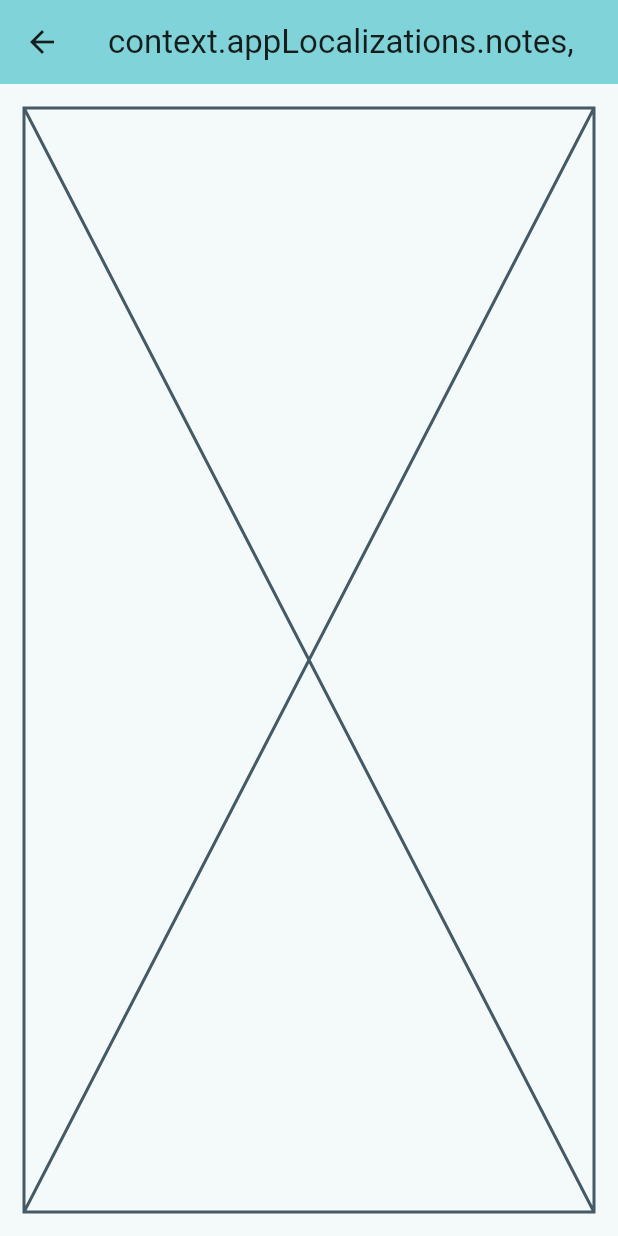
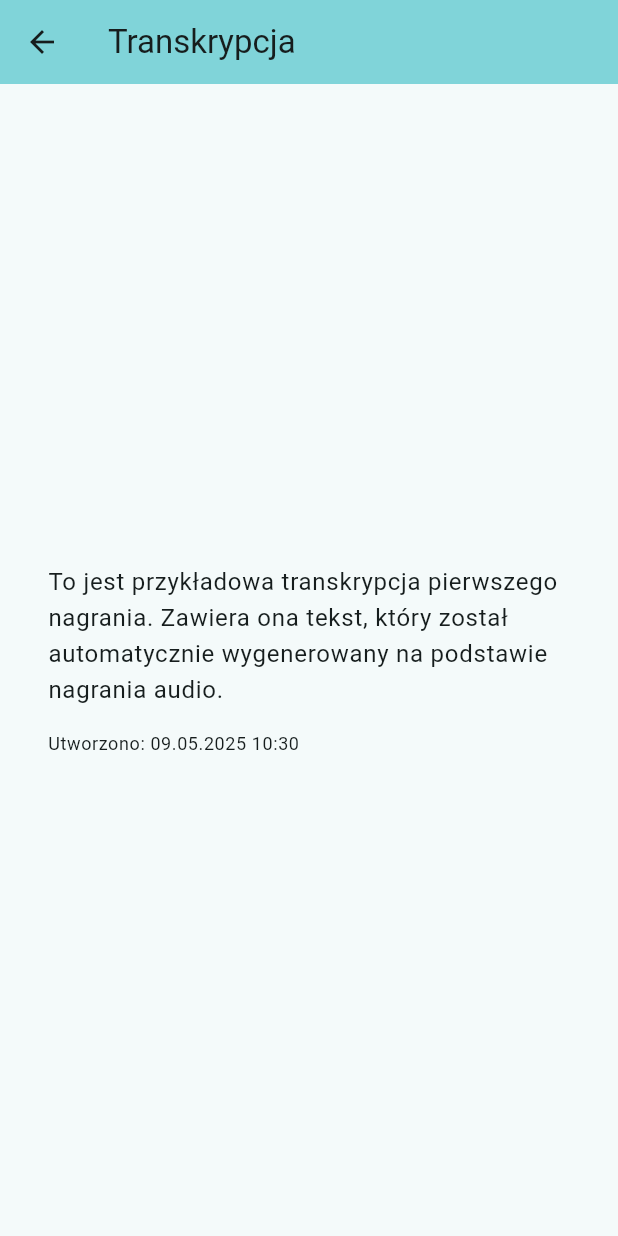
Before and after one commit to wieczorek0807/sound_snap, a Flutter app: the screen it shows after launch, after a tap on the "play arrow" icon, after a tap on the "transcribe" icon, on a phone screen of 412 x 824 dp. Run offline on Flutter 3.47's test engine with Material 3 defaults, Android fonts, the light colour scheme and no system bars; our stand-ins replace auto_route, dartz, flutter_bloc, freezed_annotation, get_it, injectable and 2 more; generated files the repository leaves out were written again.

```diff
--- a/lib/features/recording_list/data/data_sources/recording_list_data_source/recording_list_data_source.dart
+++ b/lib/features/recording_list/data/data_sources/recording_list_local_data_source.dart
@@ -9,7 +9,7 @@ abstract interface class IRecordingListLocalDataSource {
 }
 
 @injectable
-class RecordingListDataSource with UiLoggy implements IRecordingListLocalDataSource {
+class RecordingListLocalDataSource with UiLoggy implements IRecordingListLocalDataSource {
   @override
   Future<Either<Failure, List<RecordingModel>>> getRecordings() async {
     try {
--- a/lib/features/recording_list/data/repositories/recording_list_repository.dart
+++ b/lib/features/recording_list/data/repositories/recording_list_repository.dart
@@ -2,7 +2,7 @@ import 'package:dartz/dartz.dart';
 import 'package:injectable/injectable.dart';
 import 'package:loggy/loggy.dart';
 import 'package:sound_snap/core/errors/failure.dart';
-import 'package:sound_snap/features/recording_list/data/data_sources/recording_list_data_source/recording_list_data_source.dart';
+import 'package:sound_snap/features/recording_list/data/data_sources/recording_list_local_data_source.dart';
 import 'package:sound_snap/features/recording_list/data/models/recording_model/recording_model.dart';
 
 abstract interface class IRecordingListRepository {
@@ -11,7 +11,7 @@ abstract interface class IRecordingListRepository {
 
 @injectable
 class RecordingListRepository with UiLoggy implements IRecordingListRepository {
-  final RecordingListDataSource _dataSource;
+  final RecordingListLocalDataSource _dataSource;
 
   RecordingListRepository(this._dataSource);
 
--- a/lib/features/recording_list/presentation/cubits/recording_list_cubit.dart
+++ b/lib/features/recording_list/presentation/cubits/recording_list_cubit/recording_list_cubit.dart
@@ -4,7 +4,7 @@ import 'package:injectable/injectable.dart';
 import 'package:loggy/loggy.dart';
 import 'package:sound_snap/features/audio_player/domain/services/audio_player_service.dart';
 import 'package:sound_snap/features/recording_list/domain/entities/recording_entity/recording_entity.dart';
-import 'package:sound_snap/features/recording_list/domain/services/recording_list_service/recording_list_service.dart';
+import 'package:sound_snap/features/recording_list/domain/services/recording_list_service.dart';
 
 part 'recording_list_cubit.freezed.dart';
 part 'recording_list_state.dart';
--- a/lib/features/recording_list/presentation/screens/recording_list_screen.dart
+++ b/lib/features/recording_list/presentation/screens/recording_list_screen.dart
@@ -5,7 +5,7 @@ import 'package:sound_snap/core/injection/injectable.dart';
 import 'package:sound_snap/core/presentation/screens/app_default_screen.dart';
 import 'package:sound_snap/core/router/app_router.dart';
 import 'package:sound_snap/features/recording_list/domain/entities/recording_entity/recording_entity.dart';
-import 'package:sound_snap/features/recording_list/presentation/cubits/recording_list_cubit.dart';
+import 'package:sound_snap/features/recording_list/presentation/cubits/recording_list_cubit/recording_list_cubit.dart';
 
 @RoutePage()
 class RecordingListScreen extends StatelessWidget {
--- /dev/null
+++ b/lib/features/transcription/data/datasources/transcription_remote_data_source.dart
@@ -0,0 +1,39 @@
+import 'package:dartz/dartz.dart';
+import 'package:injectable/injectable.dart';
+import 'package:loggy/loggy.dart';
+import 'package:sound_snap/core/errors/failure.dart';
+import 'package:sound_snap/features/transcription/data/models/transcription_model/transcription_model.dart';
+
+abstract interface class ITranscriptionRemoteDataSource {
+  Future<Either<Failure, TranscriptionModel>> getTranscription(String audioPath);
+}
+
+@injectable
+class TranscriptionRemoteDataSource with UiLoggy implements ITranscriptionRemoteDataSource {
+  final List<String> _mockTranscriptions = [
+    'To jest przykładowa transkrypcja pierwszego nagrania. Zawiera ona tekst, który został automatycznie wygenerowany na podstawie nagrania audio.',
+    'Druga przykładowa transkrypcja zawiera inny tekst, który również został wygenerowany automatycznie. Może zawierać różne informacje i kontekst.',
+    'Trzecia przykładowa transkrypcja pokazuje, jak różnorodne mogą być wygenerowane teksty. Każda transkrypcja jest unikalna i dostosowana do treści nagrania.'
+  ];
+
+  @override
+  Future<Either<Failure, TranscriptionModel>> getTranscription(String audioPath) async {
+    try {
+      // Symulacja opóźnienia sieci
+      await Future.delayed(const Duration(seconds: 1));
+
+      final randomIndex = DateTime.now().millisecondsSinceEpoch % _mockTranscriptions.length;
+      final transcription = TranscriptionModel(
+        id: 'trans_${DateTime.now().millisecondsSinceEpoch}',
+        recording_id: 'rec_${DateTime.now().millisecondsSinceEpoch}',
+        text: _mockTranscriptions[randomIndex],
+        created_at: DateTime.now(),
+      );
+
+      return Right(transcription);
+    } catch (e, stackTrace) {
+      loggy.error('Error generating transcription: $e', e, stackTrace);
+      return Left(ServiceFailure(e.toString()));
+    }
+  }
+}
--- /dev/null
+++ b/lib/features/transcription/domain/services/transcription_service.dart
@@ -0,0 +1,28 @@
+import 'package:dartz/dartz.dart';
+import 'package:injectable/injectable.dart';
+import 'package:loggy/loggy.dart';
+import 'package:sound_snap/core/errors/failure.dart';
+
+import 'package:sound_snap/features/transcription/data/datasources/transcription_remote_data_source.dart';
+import 'package:sound_snap/features/transcription/domain/entities/transcription_entity/transcription_entity.dart';
+
+abstract interface class ITranscriptionService {
+  Future<Either<Failure, TranscriptionEntity>> transcribeAudio(String audioPath);
+}
+
+@injectable
+class TranscriptionService with UiLoggy implements ITranscriptionService {
+  final TranscriptionRemoteDataSource _remoteDataSource;
+
+  TranscriptionService(this._remoteDataSource);
+
+  @override
+  Future<Either<Failure, TranscriptionEntity>> transcribeAudio(String audioPath) async {
+    final result = await _remoteDataSource.getTranscription(audioPath);
+    return result.map((model) => TranscriptionEntity(
+          id: model.id,
+          text: model.text,
+          createdAt: model.created_at,
+        ));
+  }
+}
--- /dev/null
+++ b/lib/features/transcription/presentation/cubits/transcription_cubit/transcription_cubit.dart
@@ -0,0 +1,32 @@
+import 'package:flutter_bloc/flutter_bloc.dart';
+import 'package:freezed_annotation/freezed_annotation.dart';
+import 'package:injectable/injectable.dart';
+import 'package:sound_snap/features/transcription/domain/services/transcription_service.dart';
+
+part 'transcription_state.dart';
+part 'transcription_cubit.freezed.dart';
+
+@injectable
+class TranscriptionCubit extends Cubit<TranscriptionState> {
+  final TranscriptionService _transcriptionService;
+
+  TranscriptionCubit(this._transcriptionService) : super(const TranscriptionState.initial());
+
+  Future<void> transcribeAudio(String audioPath) async {
+    emit(const TranscriptionState.loading());
+    try {
+      final result = await _transcriptionService.transcribeAudio(audioPath);
+      result.fold(
+        (failure) => emit(TranscriptionState.error(failure.message)),
+        (transcription) => emit(
+          TranscriptionState.loaded(
+            text: transcription.text,
+            createdAt: DateTime.now(),
+          ),
+        ),
+      );
+    } catch (e) {
+      emit(TranscriptionState.error(e.toString()));
+    }
+  }
+}
--- /dev/null
+++ b/lib/features/transcription/presentation/cubits/transcription_cubit/transcription_state.dart
@@ -0,0 +1,10 @@
+part of 'transcription_cubit.dart';
+
+@freezed
+class TranscriptionState with _$TranscriptionState {
+  const factory TranscriptionState.initial() = TranscriptionStateInitial;
+  const factory TranscriptionState.loading() = TranscriptionStateLoading;
+  const factory TranscriptionState.loaded({required String text, required DateTime createdAt}) =
+      TranscriptionStateLoaded;
+  const factory TranscriptionState.error(String message) = TranscriptionStateError;
+}
--- a/lib/features/transcription/presentation/screens/transcription_screen.dart
+++ b/lib/features/transcription/presentation/screens/transcription_screen.dart
@@ -1,6 +1,9 @@
 import 'package:auto_route/auto_route.dart';
 import 'package:flutter/material.dart';
+import 'package:flutter_bloc/flutter_bloc.dart';
+import 'package:sound_snap/core/injection/injectable.dart';
 import 'package:sound_snap/core/presentation/screens/app_default_screen.dart';
+import 'package:sound_snap/features/transcription/presentation/cubits/transcription_cubit/transcription_cubit.dart';
 
 @RoutePage()
 class TranscriptionScreen extends StatelessWidget {
@@ -9,24 +12,61 @@ class TranscriptionScreen extends StatelessWidget {
   final String recordId;
   final String filePath;
 
+  String _formatDate(DateTime date) {
+    return '${date.day.toString().padLeft(2, '0')}.'
+        '${date.month.toString().padLeft(2, '0')}.'
+        '${date.year} ${date.hour.toString().padLeft(2, '0')}:'
+        '${date.minute.toString().padLeft(2, '0')}';
+  }
+
   @override
   Widget build(BuildContext context) {
     return AppDefaultScreen(
-      title: 'context.appLocalizations.notes,',
-      // body: BlocBuilder<NotesCubit, NotesState>(
-      //   builder: (context, state) {
-      //     return state.when(
-      //       initial: () => Text(context.appLocalizations.addFirstNote),
-      //       error: (message) =>
-      //           Text(context.appLocalizations.errorScreenMessage(message)),
-      //       loaded: (noteEntitiesList) =>
-      //           NotesList(noteEntities: noteEntitiesList),
-      //       loading: () => const CircularProgressIndicator(),
-      //     );
-      //   },
-      // ),
-      body: Placeholder(),
-      // floatingActionButton: const AddNoteFloatingActionButton(),
+      title: 'Transkrypcja',
+      body: BlocProvider(
+        create: (context) => getIt<TranscriptionCubit>()..transcribeAudio(filePath),
+        child: BlocBuilder<TranscriptionCubit, TranscriptionState>(
+          builder: (context, state) {
+            return switch (state) {
+              TranscriptionStateInitial() => const Center(child: Text('Rozpoczynam transkrypcję...')),
+              TranscriptionStateLoading() => const Center(child: CircularProgressIndicator()),
+              TranscriptionStateLoaded() => SingleChildScrollView(
+                  padding: const EdgeInsets.all(16.0),
+                  child: Column(
+                    crossAxisAlignment: CrossAxisAlignment.start,
+                    children: [
+                      Text(
+                        state.text,
+                        style: Theme.of(context).textTheme.bodyLarge,
+                      ),
+                      const SizedBox(height: 16),
+                      Text(
+                        'Utworzono: ${_formatDate(state.createdAt)}',
+                        style: Theme.of(context).textTheme.bodySmall,
+                      ),
+                    ],
+                  ),
+                ),
+              TranscriptionStateError() => Center(
+                  child: Column(
+                    mainAxisAlignment: MainAxisAlignment.center,
+                    children: [
+                      Text('Wystąpił błąd: ${state.message}'),
+                      const SizedBox(height: 16),
+                      ElevatedButton(
+                        onPressed: () {
+                          context.read<TranscriptionCubit>().transcribeAudio(filePath);
+                        },
+                        child: const Text('Spróbuj ponownie'),
+                      ),
+                    ],
+                  ),
+                ),
+              _ => const SizedBox.shrink(),
+            };
+          },
+        ),
+      ),
     );
   }
 }
```
Also changed, not shown: lib/features/transcription/data/models/transcription_model/transcription_model.dart (added, +23 -0 lines), lib/features/transcription/domain/entities/transcription_entity/transcription_entity.dart (added, +21 -0 lines), lib/features/recording_list/domain/services/recording_list_service.dart (renamed from lib/features/recording_list/domain/services/recording_list_service/recording_list_service.dart), lib/features/recording_list/presentation/cubits/recording_list_cubit/recording_list_state.dart (renamed from lib/features/recording_list/presentation/cubits/recording_list_state.dart).
